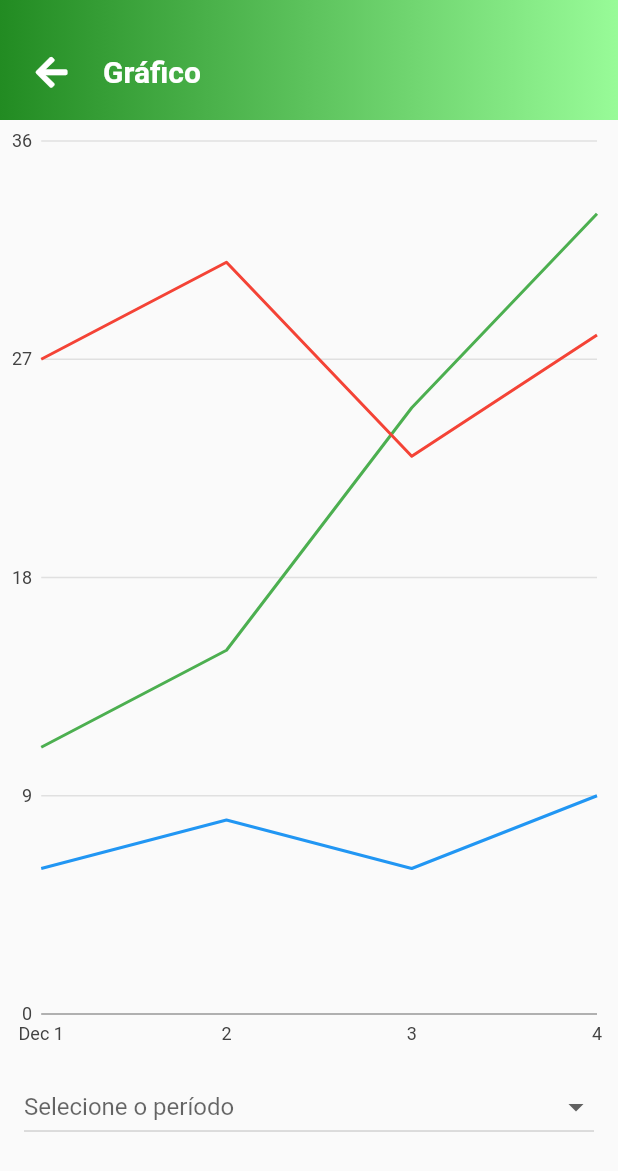
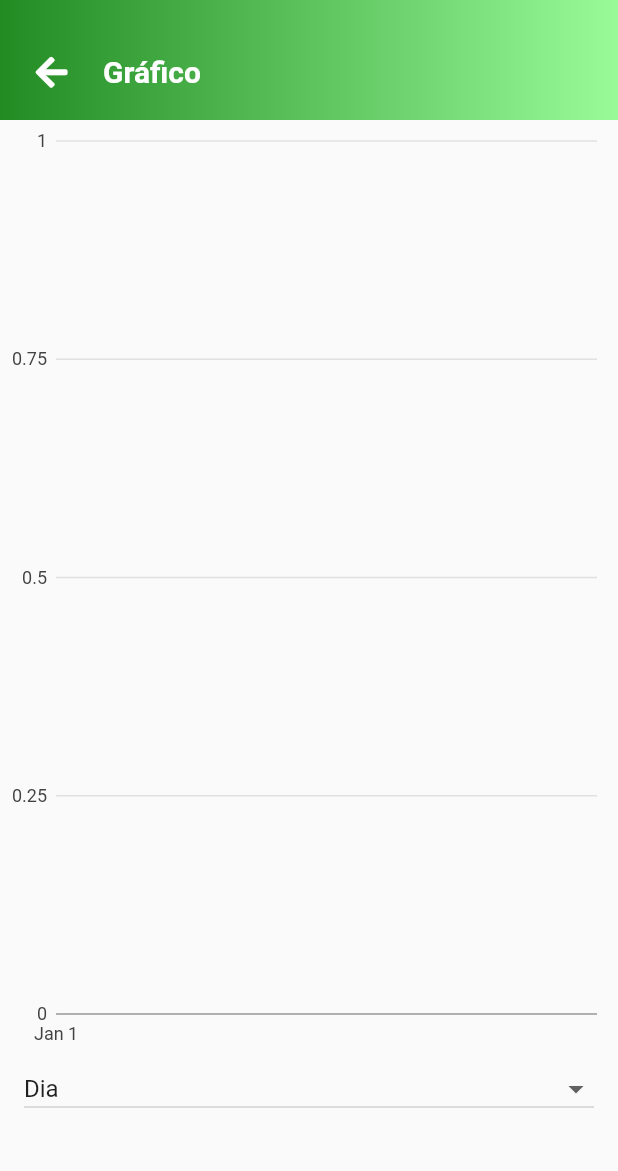
Before and after one commit to gustavo-trentini-dev/bloom_life, a Flutter app: the screen it shows after launch, after a tap on an icon or button, on a phone screen of 412 x 824 dp. Shown: the top 1171 px of the screen. Run offline on Flutter 3.47's test engine with Material 2 defaults, Android fonts, the phone set to English and light mode, and no system bars; our stand-ins replace charts_flutter, datetime_picker_formfield, font_awesome_flutter, toast; missing offline and left inert: cron; network calls fail.

```diff
--- a/lib/graph.dart
+++ b/lib/graph.dart
@@ -13,19 +13,18 @@ class Graph extends StatefulWidget {
 }
 
 class _GraphState extends State<Graph> {
-  @override
-  void initState() {
-    super.initState();
-    _getGraph();
-  }
-
-//  List<charts.Series> seriesList = List<charts.Series>();
-  List<charts.Series> seriesList = _createSampleData();
+  List<charts.Series<dynamic, DateTime>> seriesList = List<charts.Series<dynamic, DateTime>>();
   final bool animate = false;
 
   List<TimeSeriesSales> umidade = List<TimeSeriesSales>();
   List<TimeSeriesSales> luminosidade = List<TimeSeriesSales>();
   List<TimeSeriesSales> temperatura = List<TimeSeriesSales>();
+
+  @override
+    void initState() {
+    super.initState();
+    _getGraph();
+  }
 
   final items = {
     'd': 'Dia',
@@ -45,7 +44,11 @@ class _GraphState extends State<Graph> {
           Container(
             width: MediaQuery.of(context).size.width,
             height: MediaQuery.of(context).size.height - 200,
-            child: new charts.TimeSeriesChart(seriesList, animate: animate),
+            child: new charts.TimeSeriesChart(
+                seriesList,
+                animate: animate,
+                behaviors: [new charts.SeriesLegend()],
+            ),
           ),
           Padding(
             padding: EdgeInsets.only(left: 16.0, top: 10.0, right: 16.0),
@@ -59,6 +62,8 @@ class _GraphState extends State<Graph> {
                           ))
                   .toList(),
               hint: new Text('Selecione o período'),
+              value: time,
+              isDense: true,
               onChanged: (String newKey) {
                 this.time = newKey;
                 _getGraph();
@@ -122,29 +127,7 @@ class _GraphState extends State<Graph> {
     );
   }
 
-//  static List<charts.Series<TimeSeriesSales, DateTime>> _createSampleData(umidade, luminosidade, temperatura) {
-  static List<charts.Series<TimeSeriesSales, DateTime>> _createSampleData() {
-
-    final umidade = [
-      new TimeSeriesSales(new DateTime(2019, 12, 01), 6),
-      new TimeSeriesSales(new DateTime(2019, 12, 02), 8),
-      new TimeSeriesSales(new DateTime(2019, 12, 03), 6),
-      new TimeSeriesSales(new DateTime(2019, 12, 04), 9),
-    ];
-
-    final luminosidade = [
-      new TimeSeriesSales(new DateTime(2019, 12, 01), 11),
-      new TimeSeriesSales(new DateTime(2019, 12, 02), 15),
-      new TimeSeriesSales(new DateTime(2019, 12, 03), 25),
-      new TimeSeriesSales(new DateTime(2019, 12, 04), 33),
-    ];
-
-    final temperatura = [
-      new TimeSeriesSales(new DateTime(2019, 12, 01), 27),
-      new TimeSeriesSales(new DateTime(2019, 12, 02), 31),
-      new TimeSeriesSales(new DateTime(2019, 12, 03), 23),
-      new TimeSeriesSales(new DateTime(2019, 12, 04), 28),
-    ];
+  static List<charts.Series<TimeSeriesSales, DateTime>> _createSampleData(umidade, luminosidade, temperatura) {
 
     return [
       new charts.Series<TimeSeriesSales, DateTime>(
@@ -171,26 +154,29 @@ class _GraphState extends State<Graph> {
     ];
   }
 
-  Future _getGraph() async {
-    print(this.time);
+  _getGraph() async {
     Map<String, String> headers = {"Content-type": "application/json"};
     String params = '{"time": "' + this.time + '"}';
     Response response =
         await post(_localhost() + 'getGraph', headers: headers, body: params);
     setState(() {
+      umidade = List<TimeSeriesSales>();
+      luminosidade = List<TimeSeriesSales>();
+      temperatura = List<TimeSeriesSales>();
       var retorno = json.decode(response.body);
 
       for (var element in retorno) {
         var ano = int.parse(element['date'].toString().substring(0, 4));
         var mes = int.parse(element['date'].toString().substring(5, 7));
         var dia = int.parse(element['date'].toString().substring(8, 10));
+        var hora = int.parse(element['date'].toString().substring(11, 13));
 
-        umidade.add(new TimeSeriesSales(new DateTime(ano, mes, dia), element['umidade']));
-        luminosidade.add(new TimeSeriesSales(new DateTime(ano, mes, dia), element['luminosidade']));
-        temperatura.add(new TimeSeriesSales(new DateTime(ano, mes, dia), element['temperatura']));
+        umidade.add(new TimeSeriesSales(new DateTime(ano, mes, dia, hora), element['umidade'].round()));
+        luminosidade.add(new TimeSeriesSales(new DateTime(ano, mes, dia, hora), element['luminosidade'].round()));
+        temperatura.add(new TimeSeriesSales(new DateTime(ano, mes, dia, hora), element['temperatura'].round()));
       }
 
-//      seriesList = _createSampleData(umidade, luminosidade, temperatura);
+      seriesList = _createSampleData(umidade, luminosidade, temperatura);
     });
   }
 
--- a/lib/main.dart
+++ b/lib/main.dart
@@ -7,8 +7,6 @@ import 'dart:io';
 import 'package:font_awesome_flutter/font_awesome_flutter.dart';
 import 'package:bloom_life/new_tree.dart';
 import 'package:bloom_life/list_tree.dart';
-import 'package:bloom_life/graph.dart';
-import 'package:bloom_life/new_specie.dart';
 import 'package:http/http.dart';
 
 void main() => runApp(MyApp());
@@ -59,6 +57,7 @@ class CreateToDoState extends State<CreateToDo> {
 
   Widget build(BuildContext context) {
     return Scaffold(
+      resizeToAvoidBottomInset: true,
       body: Column(
         children: <Widget>[
           myAppBar(context),
@@ -170,7 +169,7 @@ class CreateToDoState extends State<CreateToDo> {
                     ],
                   )),
               Padding(
-                padding: EdgeInsets.only(left: 16.0, top: 10.0, right: 16.0),
+                padding: EdgeInsets.only(left: 24.0, top: 10.0, right: 24.0),
                 child: DropdownButton(
                   isExpanded: true,
                   items: items.entries
@@ -182,6 +181,8 @@ class CreateToDoState extends State<CreateToDo> {
                               ))
                       .toList(),
                   hint: new Text('Selecione o período'),
+                  value: time,
+                  isDense: true,
                   onChanged: (String newKey) {
                     this.time = newKey;
                     _getHistoric();
--- a/lib/new_specie.dart
+++ b/lib/new_specie.dart
@@ -25,7 +25,7 @@ class _NewSpecieState extends State<NewSpecie> {
   @override
   Widget build(BuildContext context) {
     return Scaffold(
-      resizeToAvoidBottomInset: false,
+      resizeToAvoidBottomInset: true,
       body: Column(
         children: <Widget>[
           _myAppBar(),
@@ -189,7 +189,6 @@ class _NewSpecieState extends State<NewSpecie> {
     Response response =
         await post(_localhost() + 'saveSpecie', headers: headers, body: params);
     setState(() {
-      print(response.body);
       Toast.show(response.body, context, duration: Toast.LENGTH_LONG);
       Navigator.of(context).pop();
     });
--- a/pubspec.yaml
+++ b/pubspec.yaml
@@ -26,9 +26,10 @@ dependencies:
   font_awesome_flutter: 8.5.0
   http: ^0.12.0+1
   cron: ^0.2.2
-  intl: ^0.16.0
+  intl: ^0.15.8
   toast: ^0.1.5
   charts_flutter: ^0.8.1
+  datetime_picker_formfield: ^0.4.3
 
 dev_dependencies:
   flutter_test:
```
Also changed, not shown: lib/list_tree.dart (+4 -6 lines), lib/new_tree.dart (+26 -32 lines), pubspec.lock.
